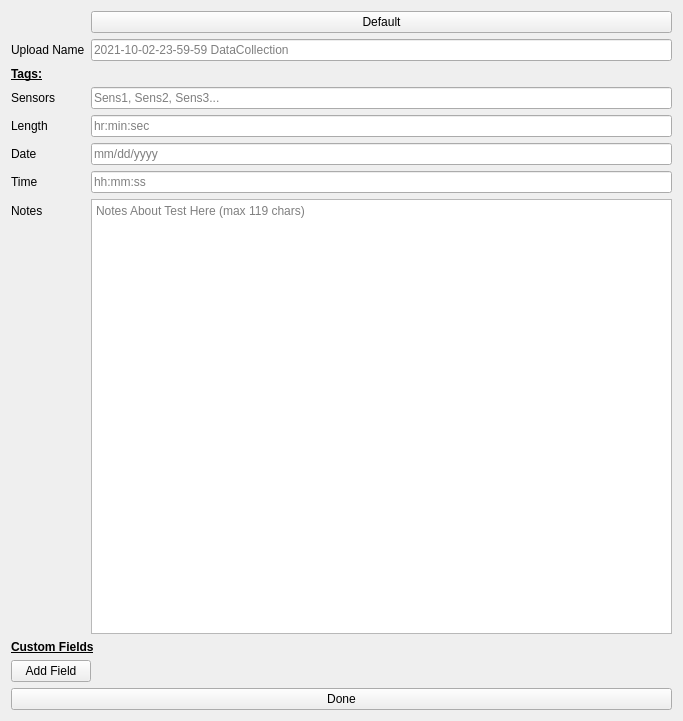
Georgia-Tech-Off-Road/GTORDaata, file Utilities/DataExport/saveTagsDialog.ui: the form before one commit.
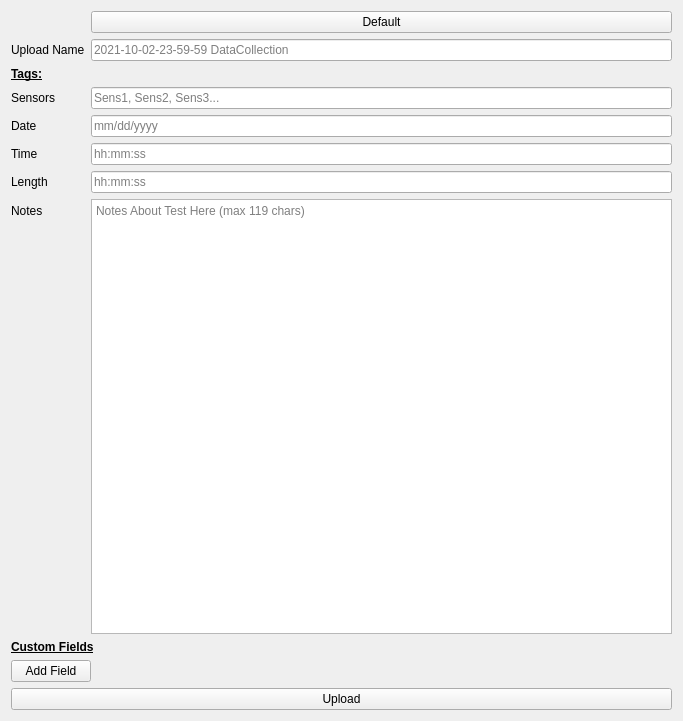
The form after the commit.

Commit message: Upload files' custom props complete

Patch:
```diff
--- a/Utilities/DataExport/saveTagsDialog.ui
+++ b/Utilities/DataExport/saveTagsDialog.ui
@@ -71,23 +71,6 @@
        </property>
       </widget>
      </item>
-     <item row="4" column="0">
-      <widget class="QLabel" name="label_Length">
-       <property name="text">
-        <string>Length</string>
-       </property>
-      </widget>
-     </item>
-     <item row="4" column="1">
-      <widget class="QLineEdit" name="Length">
-       <property name="text">
-        <string/>
-       </property>
-       <property name="placeholderText">
-        <string>hr:min:sec</string>
-       </property>
-      </widget>
-     </item>
      <item row="5" column="0">
       <widget class="QLabel" name="label_Date">
        <property name="text">
@@ -95,14 +78,14 @@
        </property>
       </widget>
      </item>
-     <item row="7" column="0">
+     <item row="8" column="0">
       <widget class="QLabel" name="label_Notes">
        <property name="text">
         <string>Notes</string>
        </property>
       </widget>
      </item>
-     <item row="7" column="1">
+     <item row="8" column="1">
       <widget class="QTextEdit" name="Notes">
        <property name="html">
         <string>&lt;!DOCTYPE HTML PUBLIC &quot;-//W3C//DTD HTML 4.0//EN&quot; &quot;http://www.w3.org/TR/REC-html40/strict.dtd&quot;&gt;
@@ -140,6 +123,23 @@
        </property>
       </widget>
      </item>
+     <item row="7" column="1">
+      <widget class="QLineEdit" name="Length">
+       <property name="text">
+        <string/>
+       </property>
+       <property name="placeholderText">
+        <string>hh:mm:ss</string>
+       </property>
+      </widget>
+     </item>
+     <item row="7" column="0">
+      <widget class="QLabel" name="label_Length">
+       <property name="text">
+        <string>Length</string>
+       </property>
+      </widget>
+     </item>
     </layout>
    </item>
    <item>
@@ -170,7 +170,7 @@
    <item>
     <widget class="QPushButton" name="DoneButton">
      <property name="text">
-      <string>Done</string>
+      <string>Upload</string>
      </property>
      <property name="default">
       <bool>false</bool>
```
The commit also changes 5 other files.
